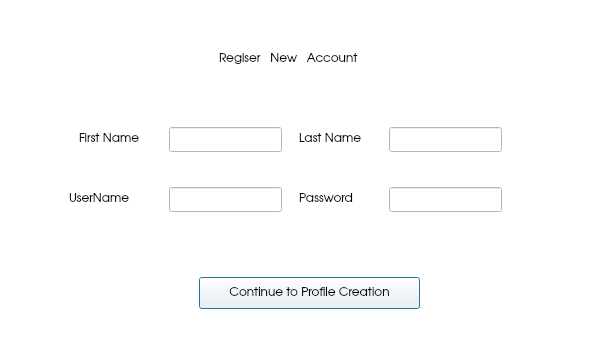
Above: studentregister.ui from abhinavthukral28/stuPID before the change. Below: the same form after it.
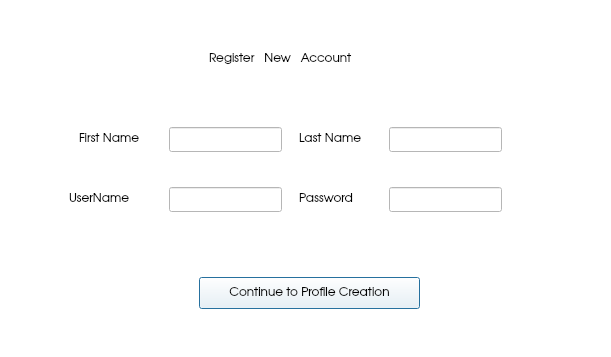
That is the form after the change.

Diff of the .ui file:
```diff
--- a/studentregister.ui
+++ b/studentregister.ui
@@ -174,9 +174,9 @@
    <widget class="QLabel" name="label_5">
     <property name="geometry">
      <rect>
-      <x>340</x>
+      <x>330</x>
       <y>190</y>
-      <width>161</width>
+      <width>191</width>
       <height>25</height>
      </rect>
     </property>
@@ -186,7 +186,7 @@
      </font>
     </property>
     <property name="text">
-     <string>Regiser   New   Account</string>
+     <string>Register   New   Account</string>
     </property>
    </widget>
   </widget>
```
